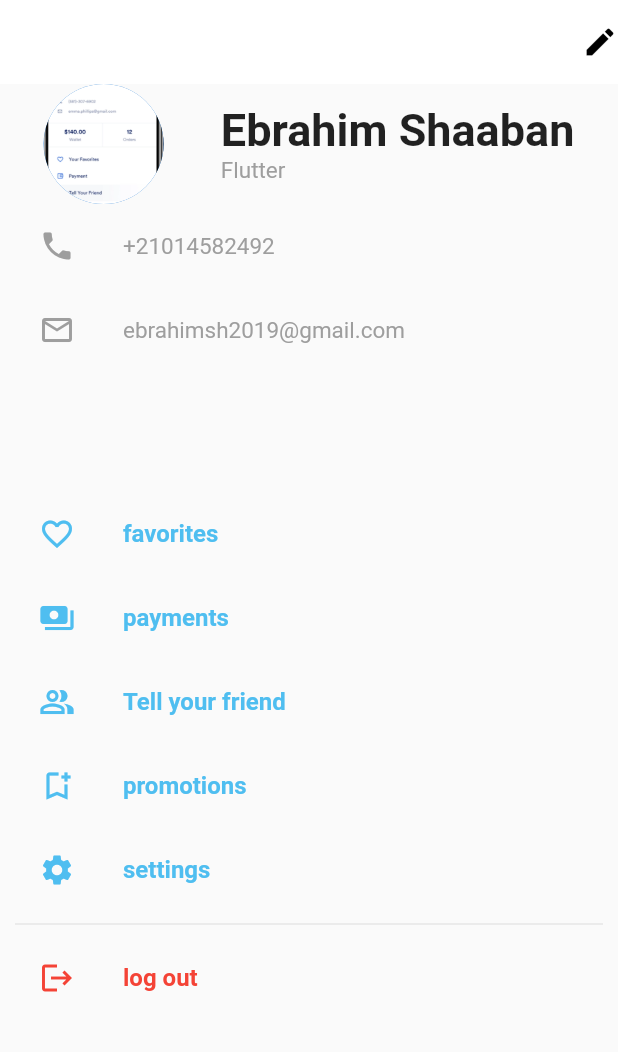
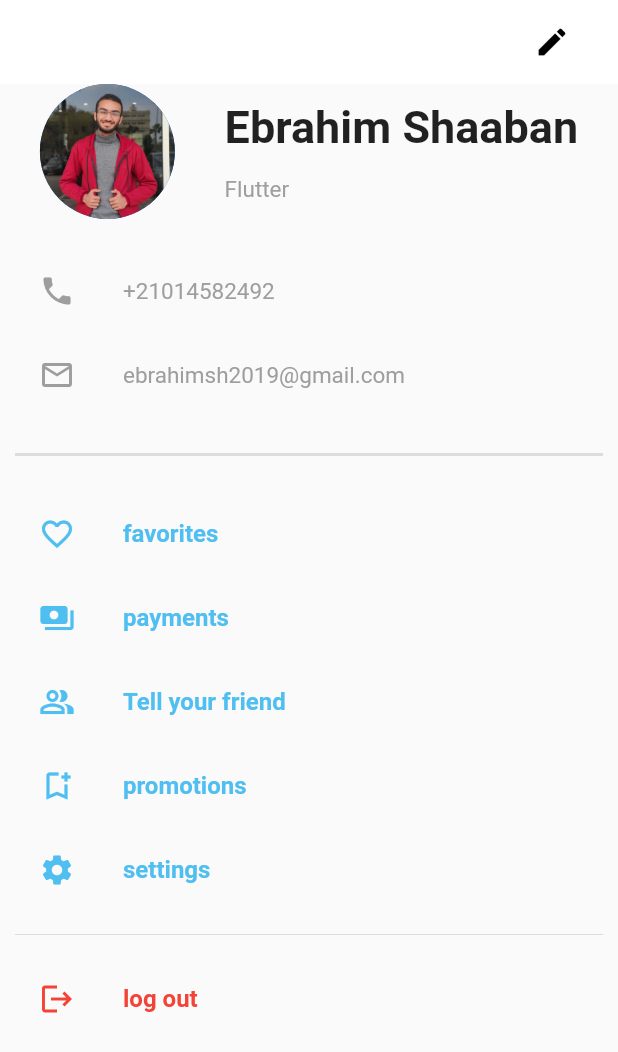
Before and after one commit to El-Helbawy-M/Flutter-Circle-App, a Flutter app: the screen it shows after launch, on a phone screen of 412 x 824 dp. Shown: the top 1052 px of the screen. Run offline on Flutter 3.47's test engine with Material 2 defaults, Android fonts, the phone set to English and light mode, and no system bars; our stand-ins replace firebase_core, shared_preferences; accounts and stored records are empty.

Commit message:
finishing profile_screen { + add profile img src + set spacing and pading + edit edit icon to IconButton }

```diff
--- a/lib/layout/screens/profile_screen.dart
+++ b/lib/layout/screens/profile_screen.dart
@@ -13,69 +13,78 @@ class Profilescreen extends StatelessWidget {
       appBar: AppBar(
         backgroundColor: AppColor.main,
         elevation: 0,
-        actions: const [Icon(Icons.edit)],
+        actions: [
+          IconButton(
+            icon: const Icon(Icons.edit),
+            onPressed: () {},
+          ),
+          const SizedBox(
+            width: 20,
+          ),
+        ],
         iconTheme: const IconThemeData(color: Colors.black),
       ),
       body: Padding(
         padding: const EdgeInsets.symmetric(
           horizontal: 10,
         ),
-        child: SingleChildScrollView(
-            child: Column(
-          // crossAxisAlignment: CrossAxisAlignment.center,
-          //mainAxisAlignment: MainAxisAlignment.center,
+        child: Column(
+          mainAxisAlignment: MainAxisAlignment.start,
           children: [
             Row(
               mainAxisAlignment: MainAxisAlignment.spaceAround,
               children: [
                 const CircleAvatar(
-                  backgroundImage: AssetImage('assets/img/profile_Screen.png'),
-                  radius: 40,
+                  backgroundImage: AssetImage('assets/img/3mna.jpg'),
+                  radius: 45,
                 ),
                 Column(
                   crossAxisAlignment: CrossAxisAlignment.start,
                   children: const [
                     Text("Ebrahim Shaaban",
                         style: AppTextStyles.cTextStyleTitle),
+                    SizedBox(
+                      height: 15,
+                    ),
                     Text("Flutter", style: AppTextStyles.cTextStyleSubTitle),
                   ],
                 ),
               ],
             ),
-            const Profileitem("+21014582492", AppTextStyles.cTextStyleSubTitle,
-                Icon(Icons.phone), AppColor.grey),
-            const Profileitem(
+            const SizedBox(
+              height: 20,
+            ),
+            Profileitem("+21014582492", AppTextStyles.cTextStyleSubTitle,
+                const Icon(Icons.phone), AppColor.grey, () {}),
+            Profileitem(
                 "ebrahimsh2019@gmail.com",
                 AppTextStyles.cTextStyleSubTitle,
-                Icon(Icons.email_outlined),
-                AppColor.grey),
-            const SizedBox(
-              height: 80,
-            ),
-            const Profileitem("favorites", AppTextStyles.cTextStyleBoldlTitle,
-                Icon(Icons.favorite_border), AppColor.second),
-            const Profileitem("payments", AppTextStyles.cTextStyleBoldlTitle,
-                Icon(Icons.payments), AppColor.second),
-            const Profileitem(
-                "Tell your friend",
-                AppTextStyles.cTextStyleBoldlTitle,
-                Icon(Icons.people_alt_outlined),
-                AppColor.second),
-            const Profileitem("promotions", AppTextStyles.cTextStyleBoldlTitle,
-                Icon(Icons.bookmark_add_outlined), AppColor.second),
-            const Profileitem("settings", AppTextStyles.cTextStyleBoldlTitle,
-                Icon(Icons.settings), AppColor.second),
-            Divider(),
-            const Profileitem(
+                const Icon(Icons.email_outlined),
+                AppColor.grey,
+                () {}),
+            const Divider(thickness: 2, height: 50),
+            Profileitem("favorites", AppTextStyles.cTextStyleBoldlTitle,
+                const Icon(Icons.favorite_border), AppColor.second, () {}),
+            Profileitem("payments", AppTextStyles.cTextStyleBoldlTitle,
+                const Icon(Icons.payments), AppColor.second, () {}),
+            Profileitem("Tell your friend", AppTextStyles.cTextStyleBoldlTitle,
+                const Icon(Icons.people_alt_outlined), AppColor.second, () {}),
+            Profileitem("promotions", AppTextStyles.cTextStyleBoldlTitle,
+                const Icon(Icons.bookmark_add_outlined), AppColor.second, () {}),
+            Profileitem("settings", AppTextStyles.cTextStyleBoldlTitle,
+                const Icon(Icons.settings), AppColor.second, () {}),
+            const Divider(height: 30),
+            Profileitem(
                 "log out",
-                TextStyle(
+                const TextStyle(
                     fontSize: 16,
                     color: Colors.red,
                     fontWeight: FontWeight.bold),
-                Icon(Icons.logout),
-                Colors.red),
+                const Icon(Icons.logout),
+                Colors.red,
+                () {}),
           ],
-        )),
+        ),
       ),
     );
   }
--- a/lib/layout/widgets/profile_item.dart
+++ b/lib/layout/widgets/profile_item.dart
@@ -5,14 +5,17 @@ class Profileitem extends StatelessWidget {
   final TextStyle style_txt;
   final Widget widget_icon;
   final Color Color_icon;
+  final Function func;
 
-  const Profileitem(this.txt,this.style_txt, this.widget_icon, this.Color_icon,
+  const Profileitem(this.txt,this.style_txt, this.widget_icon, this.Color_icon,this.func,
       {Key? key})
       : super(key: key);
 
   @override
   Widget build(BuildContext context) {
     return ListTile(
+     onTap: func(),
+
       title: Text(
        txt,
         style: style_txt,
```
Also changed, not shown: assets/img/3mna.jpg (added), assets/img/person2.png (added), assets/img/profile_Screen.png (deleted).
